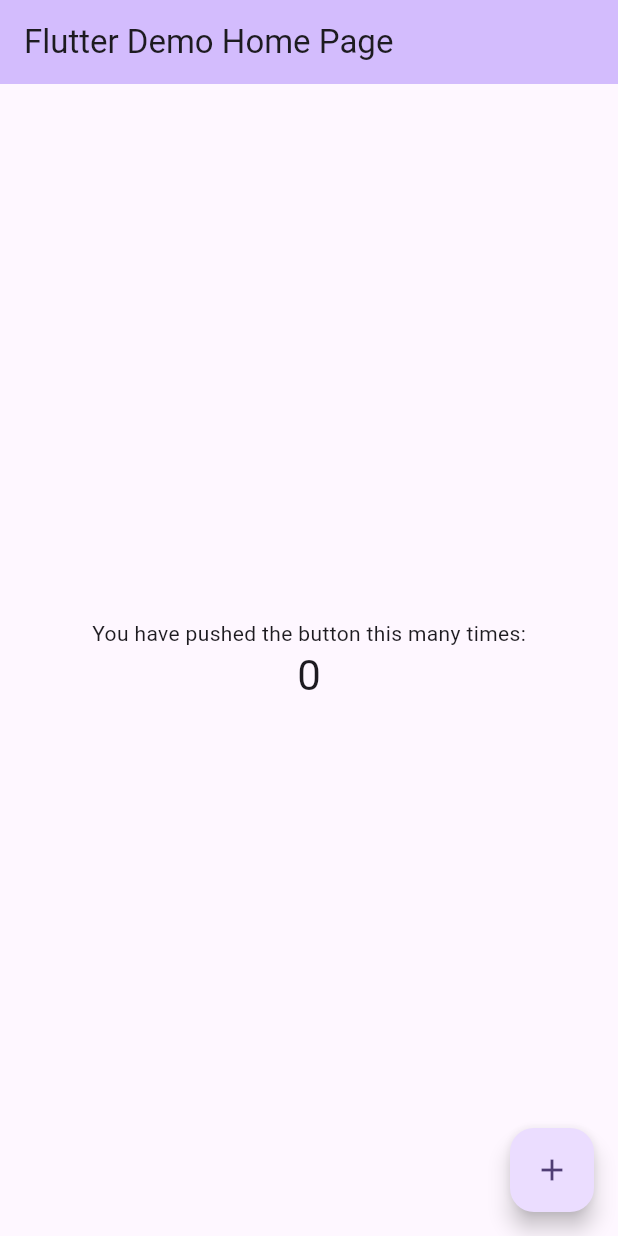
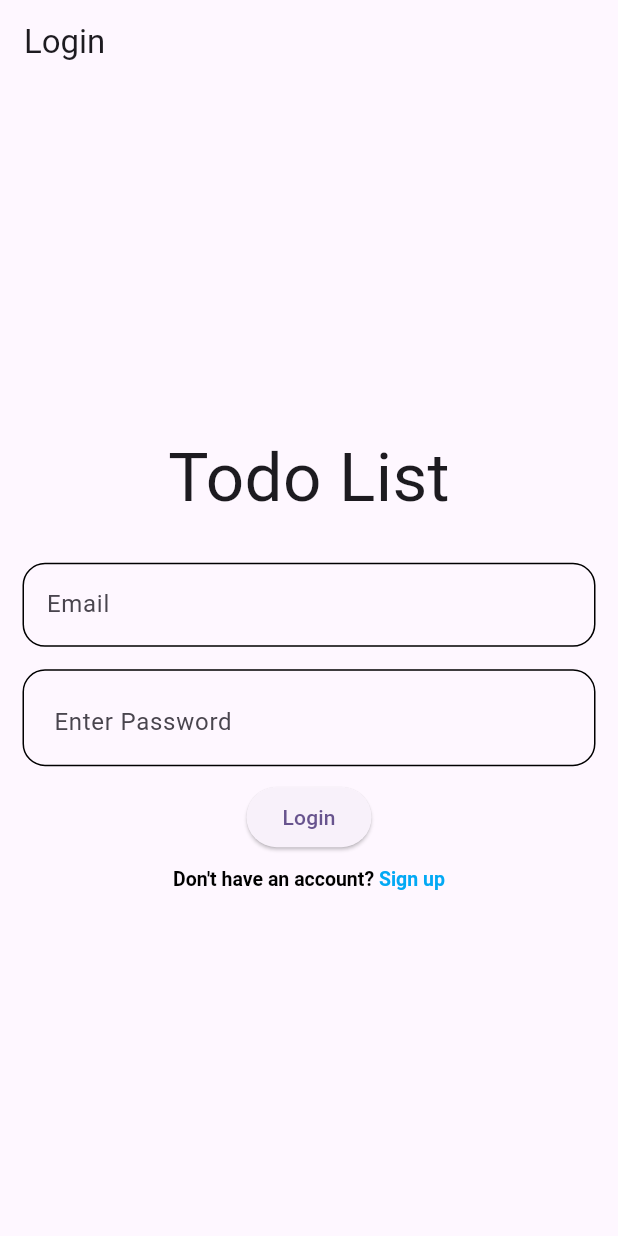
Before and after one commit to SutradharYojit/assignment_3, a Flutter app: the screen it shows after launch, on a phone screen of 412 x 824 dp. Run offline on Flutter 3.47's test engine with Material 2 defaults, Android fonts, the phone set to English and light mode, and no system bars; our stand-ins replace firebase_auth, firebase_core, flutter_spinkit, go_router, shared_preferences; accounts and stored records are empty; generated files the repository leaves out were written again.

Commit message:
add the screens and code refactoring

```diff
--- a/lib/app/app.dart
+++ b/lib/app/app.dart
@@ -1,19 +1,18 @@
-import 'package:assignment_3/view/home_screen/home_screen.dart';
+import 'package:assignment_3/routes/routes.dart';
 import 'package:flutter/material.dart';
-
 
 class MyApp extends StatelessWidget {
   const MyApp({super.key});
 
   @override
   Widget build(BuildContext context) {
-    return MaterialApp(
-      title: 'Flutter Demo',
+    return MaterialApp.router(
+      debugShowCheckedModeBanner: false,
       theme: ThemeData(
         colorScheme: ColorScheme.fromSeed(seedColor: Colors.deepPurple),
         useMaterial3: true,
       ),
-      home: const MyHomePage(title: 'Flutter Demo Home Page'),
+      routerConfig: router,
     );
   }
 }
--- /dev/null
+++ b/lib/resources/color_manager.dart
@@ -0,0 +1,16 @@
+import 'package:flutter/material.dart';
+class ColorManager{
+  static Color greyColor= Colors.grey;
+  static Color darkGreyColor= Colors.grey.shade700;
+  static Color grey200Color= Colors.grey.shade200;
+  static Color grey400Color= Colors.grey.shade400;
+  static Color greyOpacityColor= Colors.grey.withOpacity(0.7);
+  static Color black87Color= Colors.black87;
+  static Color blackColor= Colors.black;
+  static Color lightGreenColor= Colors.lightGreen;
+  static Color greenColor= Colors.green;
+  static Color redColor= Colors.red;
+  static Color lightBlueColor= Colors.lightBlue;
+  static Color whiteColor= Colors.white;
+  static Color pinkColor= Colors.pink;
+}
--- /dev/null
+++ b/lib/resources/resources.dart
@@ -0,0 +1 @@
+export 'color_manager.dart';
--- /dev/null
+++ b/lib/routes/routes.dart
@@ -0,0 +1,32 @@
+import 'package:assignment_3/routes/routes_name.dart';
+import 'package:go_router/go_router.dart';
+import '../view/view.dart';
+
+GoRouter router = GoRouter(
+  routes: [
+    GoRoute(
+      path: RoutesName.splashScreen,
+      builder: (context, state) {
+        return const SplashScreen();
+      },
+    ),
+    GoRoute(
+      path: RoutesName.loginScreen,
+      builder: (context, state) {
+        return LoginScreen();
+      },
+    ),
+    GoRoute(
+      path: RoutesName.signupScreen,
+      builder: (context, state) {
+        return SignUpScreen();
+      },
+    ),
+    GoRoute(
+      path: RoutesName.homeScreen,
+      builder: (context, state) {
+        return MyHomePage();
+      },
+    ),
+  ],
+);
--- /dev/null
+++ b/lib/routes/routes_name.dart
@@ -0,0 +1,7 @@
+class RoutesName{
+  static const String splashScreen="/";
+  static const String loginScreen="/LoginScreen";
+  static const String signupScreen="/SignupScreen";
+  static const String homeScreen="/HomeScreen";
+  static const String taskDeatilsScreen="/TaskDetails";
+}
--- /dev/null
+++ b/lib/services/user_preferences.dart
@@ -0,0 +1,35 @@
+import 'package:flutter/material.dart';
+import 'package:shared_preferences/shared_preferences.dart';
+import '../widget/widget.dart';
+// In this we use sharedPreferences to save the user as data locally so user don't need to sign in again and again
+class UserPreferences {
+  String? email;
+  String? pass;
+
+  void logOutsetData(BuildContext context) async {
+    showDialog(
+      context: context,
+      builder: (context) {
+        return const Center(child: Loading());
+      },
+    );
+    final SharedPreferences userData = await SharedPreferences.getInstance();
+    userData.setString("Email", "");
+    userData.setString("Password", "");
+    // ignore: use_build_context_synchronously
+    // context.go(RoutesName.loginScreen);
+  }
+
+  void getUserInfo() async {
+    final SharedPreferences userData = await SharedPreferences.getInstance();
+    email = userData.getString("Email");
+    pass = userData.getString("Password");
+    debugPrint("Email: ${email!}");
+  }
+
+  Future saveLoginUserInfo(String userEmail, String userPassword) async {
+    final SharedPreferences userCredentials = await SharedPreferences.getInstance();
+    userCredentials.setString("Email", userEmail);
+    userCredentials.setString("Password", userPassword);
+  }
+}
--- /dev/null
+++ b/lib/view/auth_screen/login/login_screen.dart
@@ -0,0 +1,96 @@
+import 'package:assignment_3/routes/routes_name.dart';
+import 'package:assignment_3/widget/widget.dart';
+import 'package:flutter/material.dart';
+import 'package:go_router/go_router.dart';
+
+import '../../../resources/resources.dart';
+import '../../../services/firebase_auth.dart';
+
+class LoginScreen extends StatelessWidget {
+  LoginScreen({super.key});
+
+  final TextEditingController _emailCtrl = TextEditingController();
+  final TextEditingController _passCtrl = TextEditingController();
+
+  @override
+  Widget build(BuildContext context) {
+    return GestureDetector(
+      onTap: () {
+        WidgetsBinding.instance.focusManager.primaryFocus?.unfocus();
+      },
+      child: Scaffold(
+        appBar: AppBar(title: const Text("Login")),
+        body: SafeArea(
+          child: Padding(
+            padding: const EdgeInsets.all(15),
+            child: Column(
+              mainAxisAlignment: MainAxisAlignment.center,
+              children: [
+                const Padding(
+                  padding: EdgeInsets.only(bottom: 25),
+                  child: Text(
+                    "Todo List",
+                    style: TextStyle(fontSize: 45),
+                  ),
+                ),
+                Padding(
+                  padding: const EdgeInsets.only(bottom: 15),
+                  child: PrimaryTextFilled(
+                    controller: _emailCtrl,
+                    hintText: "Enter Email",
+                    labelText: "Email",
+                  ),
+                ),
+                PrimaryPassField(
+                  textPassCtrl: _passCtrl,
+                  hintText: "Enter Password",
+                  labelText: "Password",
+                ),
+                Padding(
+                  padding: const EdgeInsets.only(top: 10.0),
+                  child: ElevatedButton(
+                    onPressed: () async {
+                      WidgetsBinding.instance.focusManager.primaryFocus?.unfocus();
+                      await FirebaseAuthServices().signIN(
+                        context,
+                        textEmail: _emailCtrl.text.trim(),
+                        textPass: _passCtrl.text.trim(),
+                      );
+                    },
+                    child: const Text("Login"),
+                  ),
+                ),
+                Container(
+                  margin: const EdgeInsets.only(top: 10),
+                  child: Center(
+                    child: GestureDetector(
+                      onTap: () {
+                        context.go(RoutesName.signupScreen);
+                      },
+                      child: RichText(
+                        text: TextSpan(
+                          text: 'Don\'t have an account?',
+                          style: TextStyle(color: ColorManager.blackColor, fontSize: 13, fontWeight: FontWeight.bold),
+                          children: <TextSpan>[
+                            TextSpan(
+                              text: '\tSign up',
+                              style: TextStyle(
+                                color: ColorManager.lightBlueColor,
+                                fontSize: 13,
+                                fontWeight: FontWeight.bold,
+                              ),
+                            )
+                          ],
+                        ),
+                      ),
+                    ),
+                  ),
+                )
+              ],
+            ),
+          ),
+        ),
+      ),
+    );
+  }
+}
--- a/lib/view/home_screen/home_screen.dart
+++ b/lib/view/home_screen/home_screen.dart
@@ -1,48 +1,64 @@
 import 'package:flutter/material.dart';
 
+import '../../resources/resources.dart';
+import '../../widget/widget.dart';
 
 class MyHomePage extends StatefulWidget {
-  const MyHomePage({super.key, required this.title});
-
-  final String title;
+  const MyHomePage({super.key});
 
   @override
   State<MyHomePage> createState() => _MyHomePageState();
 }
 
 class _MyHomePageState extends State<MyHomePage> {
-  int _counter = 0;
-
-  void _incrementCounter() {
-    setState(() {
-      _counter++;
-    });
-  }
-
   @override
   Widget build(BuildContext context) {
     return Scaffold(
       appBar: AppBar(
         backgroundColor: Theme.of(context).colorScheme.inversePrimary,
-        title: Text(widget.title),
+        title: const Text("Todo List"),
       ),
-      body: Center(
-        child: Column(
-          mainAxisAlignment: MainAxisAlignment.center,
-          children: <Widget>[
-            const Text(
-              'You have pushed the button this many times:',
-            ),
-            Text(
-              '$_counter',
-              style: Theme.of(context).textTheme.headlineMedium,
-            ),
-          ],
+      body: SafeArea(
+        child: Padding(
+          padding: const EdgeInsets.all(15),
+          child: Column(
+            children: [
+              Card(
+                child: Container(
+                  padding: const EdgeInsets.all(15),
+                  child: Row(
+                    mainAxisAlignment: MainAxisAlignment.spaceBetween,
+                    children: [
+                      Container(
+                        constraints: const BoxConstraints(maxWidth: 270),
+                        child:   const Column(
+                          crossAxisAlignment: CrossAxisAlignment.start,
+                          children: [
+                            TextRich(
+                              title: "Title",
+                              description: "sdasd",
+                            ),
+                            TextRich(
+                              title: "Description:",
+                              description: "sdasd",
+                            ),
+                          ],
+                        ),
+                      ),
+                      IconButton(
+                        onPressed: () {},
+                        icon: const Icon(Icons.delete_outline_rounded),
+                      )
+                    ],
+                  ),
+                ),
+              )
+            ],
+          ),
         ),
       ),
       floatingActionButton: FloatingActionButton(
-        onPressed: _incrementCounter,
-        tooltip: 'Increment',
+        onPressed: () {},
         child: const Icon(Icons.add),
       ), // This trailing comma makes auto-formatting nicer for build methods.
     );
--- a/lib/view/view.dart
+++ b/lib/view/view.dart
@@ -0,0 +1,4 @@
+export 'splash/splash_screen.dart';
+export 'auth_screen/login/login_screen.dart';
+export 'auth_screen/signup/signup_screen.dart';
+export 'home_screen/home_screen.dart';
--- /dev/null
+++ b/lib/widget/textfilled/primary_passfilled.dart
@@ -0,0 +1,51 @@
+import 'package:flutter/material.dart';
+
+import 'primary_textfilled.dart';
+
+// this is login and signup screen password text field
+class PrimaryPassField extends StatefulWidget {
+  final TextEditingController textPassCtrl;
+  final String? hintText;
+  final String? labelText;
+
+  const PrimaryPassField({
+    super.key,
+    required this.textPassCtrl,
+    required this.hintText,
+    required this.labelText,
+  });
+
+  @override
+  State<PrimaryPassField> createState() => _PassFieldState();
+}
+
+class _PassFieldState extends State<PrimaryPassField> {
+  bool obSure = true;
+
+  @override
+  Widget build(BuildContext context) {
+    return TextFormField(
+      obscureText: obSure,
+      controller: widget.textPassCtrl,
+      decoration: InputDecoration(
+        suffix: GestureDetector(
+
+            onTap: () {
+              setState(() {
+                obSure = !obSure;
+              });
+            },
+            child: obSure
+                ? const Icon(
+                    Icons.remove_red_eye_outlined,
+                  )
+                : const Icon(Icons.remove_red_eye_rounded)),
+        hintText: widget.hintText,
+        border: InputBorder.none,
+        enabledBorder: buildOutlineInputBorder(),
+        focusedBorder: buildOutlineInputBorder(),
+        contentPadding: const EdgeInsets.all( 17),
+      ),
+    );
+  }
+}
--- /dev/null
+++ b/lib/widget/textfilled/primary_textfilled.dart
@@ -0,0 +1,34 @@
+import 'package:flutter/material.dart';
+
+class PrimaryTextFilled extends StatelessWidget {
+  const PrimaryTextFilled({
+    super.key,
+    required this.controller,
+    required this.hintText,
+    required this.labelText,
+  });
+
+  final TextEditingController controller;
+  final String hintText;
+  final String labelText;
+
+  @override
+  Widget build(BuildContext context) {
+    return TextFormField(
+      controller: controller,
+      textInputAction: TextInputAction.next,
+      decoration: InputDecoration(
+        labelText: labelText,
+        hintText: hintText,
+        enabledBorder: buildOutlineInputBorder(),
+        focusedBorder: buildOutlineInputBorder(),
+      ),
+    );
+  }
+}
+
+OutlineInputBorder buildOutlineInputBorder() {
+  return OutlineInputBorder(
+    borderRadius: BorderRadius.circular(15),
+  );
+}
--- /dev/null
+++ b/lib/widget/widget.dart
@@ -0,0 +1,5 @@
+export 'textfilled/primary_passfilled.dart';
+export 'textfilled/primary_textfilled.dart';
+export 'loading.dart';
+export 'snackbar.dart';
+export 'rich_text.dart';
```
Also changed, not shown: lib/main.dart (+8 -3 lines), lib/services/firebase_auth.dart (added, +64 -0 lines), lib/view/auth_screen/signup/signup_screen.dart (added, +91 -0 lines), lib/view/splash/splash_screen.dart (added, +68 -0 lines), lib/widget/loading.dart (added, +20 -0 lines), lib/widget/rich_text.dart (added, +33 -0 lines), lib/widget/snackbar.dart (added, +19 -0 lines), pubspec.yaml (+8 -52 lines), 2 other files.
